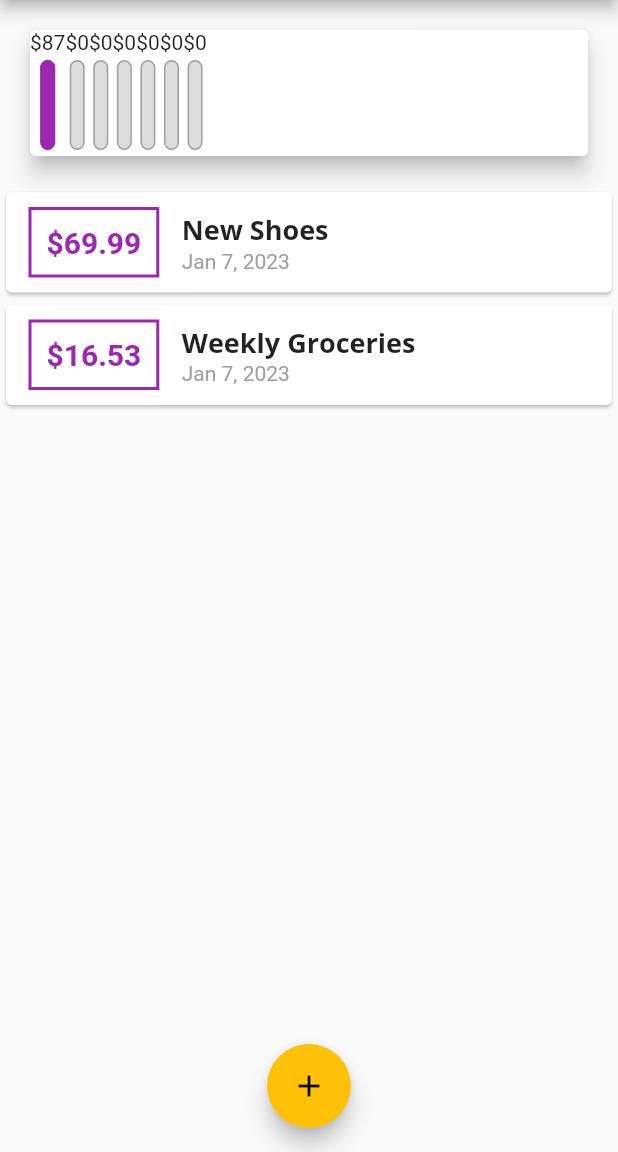
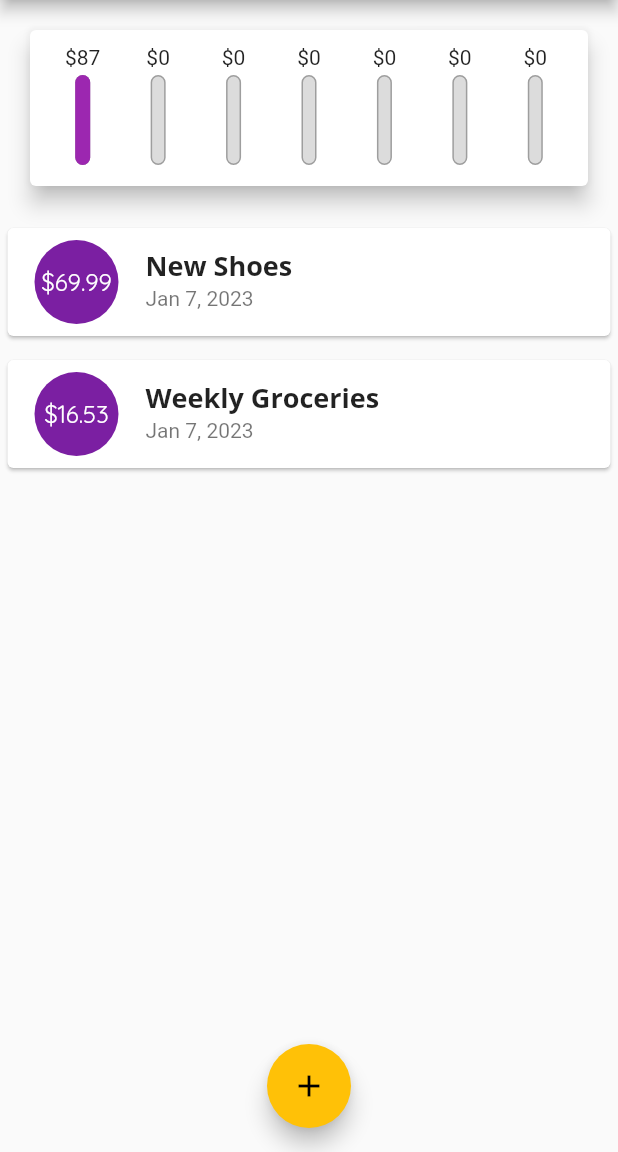
Before and after one commit to RustambekSafarov/personal_expenses_app, a Flutter app: the screen it shows after launch, on a phone screen of 412 x 824 dp, the part 84-1236 px from its top. Run offline on Flutter 3.47's test engine with Material 2 defaults, Android fonts, the phone set to English and light mode, and no system bars.

Commit message:
almost done

```diff
--- a/lib/widget/chart.dart
+++ b/lib/widget/chart.dart
@@ -38,11 +38,22 @@ class Chart extends StatelessWidget {
     return Card(
       elevation: 6,
       margin: EdgeInsets.all(20),
-      child: Row(
-        children: groupedTransactionValue.map((data) {
-          return ChartBar(data['day'], data['amount'] as double,
-              (data['amount'] as double) / totalSpending);
-        }).toList(),
+      child: Container(
+        padding: EdgeInsets.all(10),
+        child: Row(
+          mainAxisAlignment: MainAxisAlignment.spaceAround,
+          children: groupedTransactionValue.map((data) {
+            return Flexible(
+              fit: FlexFit.tight,
+              child: ChartBar(
+                  data['day'],
+                  data['amount'] as double,
+                  totalSpending == 0
+                      ? 0.0
+                      : (data['amount'] as double) / totalSpending),
+            );
+          }).toList(),
+        ),
       ),
     );
   }
--- a/lib/widget/chart_bar.dart
+++ b/lib/widget/chart_bar.dart
@@ -17,7 +17,7 @@ class ChartBar extends StatelessWidget {
   Widget build(BuildContext context) {
     return Column(
       children: [
-        Text('\$${spendingAmount.toStringAsFixed(0)}'),
+        FittedBox(child: Text('\$${spendingAmount.toStringAsFixed(0)}')),
         SizedBox(
           height: 4,
         ),
--- a/lib/widget/new_transaction.dart
+++ b/lib/widget/new_transaction.dart
@@ -42,7 +42,7 @@ class _NewTransactionState extends State<NewTransaction> {
             TextField(
               decoration: InputDecoration(labelText: 'Title'),
               controller: titleController,
-              onSubmitted: (_) => submitData,
+              onSubmitted: (_) => submitData(),
               // onChanged: (val) {
               //   titleInput = val;
               // },
@@ -51,7 +51,7 @@ class _NewTransactionState extends State<NewTransaction> {
               decoration: InputDecoration(labelText: 'Amount'),
               keyboardType: TextInputType.number,
               controller: amountController,
-              onSubmitted: (_) => submitData,
+              onSubmitted: (_) => submitData(),
               // onChanged: (val) => amountInput = val,
             ),
             TextButton(
@@ -63,7 +63,6 @@ class _NewTransactionState extends State<NewTransaction> {
                       ? double.parse(amountController.text)
                       : Text('No data!'),
                 );
-                Navigator.of(context).pop();
               },
             ),
           ],
--- a/lib/widget/transaction_list.dart
+++ b/lib/widget/transaction_list.dart
@@ -30,47 +30,67 @@ class TransactionList extends StatelessWidget {
           : ListView.builder(
               itemBuilder: (ctx, index) {
                 return Card(
-                  child: Row(
-                    children: <Widget>[
-                      Container(
-                        margin: EdgeInsets.symmetric(
-                          vertical: 10,
-                          horizontal: 15,
-                        ),
-                        decoration: BoxDecoration(
-                          border: Border.all(
-                            color: Theme.of(context).primaryColor,
-                            width: 2,
-                          ),
-                        ),
-                        padding: EdgeInsets.all(10),
-                        child: Text(
-                          '\$${transactions[index].amount.toStringAsFixed(2)}',
-                          style: TextStyle(
-                            fontWeight: FontWeight.bold,
-                            fontSize: 20,
-                            color: Theme.of(context).primaryColor,
-                          ),
-                        ),
+                  margin: EdgeInsets.symmetric(vertical: 8, horizontal: 5),
+                  child: ListTile(
+                    leading: CircleAvatar(
+                      radius: 30,
+                      child: Padding(
+                        padding: const EdgeInsets.all(6.0),
+                        child: FittedBox(
+                            child: Text(
+                                '\$${transactions[index].amount.toStringAsFixed(2)}')),
                       ),
-                      Column(
-                        crossAxisAlignment: CrossAxisAlignment.start,
-                        children: <Widget>[
-                          Text(
-                            transactions[index].title,
-                            style: Theme.of(context).textTheme.headline6,
-                          ),
-                          Text(
-                            DateFormat.yMMMd().format(transactions[index].date),
-                            style: TextStyle(
-                              color: Colors.grey,
-                            ),
-                          ),
-                        ],
-                      ),
-                    ],
+                    ),
+                    title: Text(
+                      transactions[index].title,
+                      style: Theme.of(context).textTheme.headline6,
+                    ),
+                    subtitle: Text(
+                        DateFormat.yMMMd().format(transactions[index].date)),
                   ),
                 );
+                // Card(
+                //   child: Row(
+                //     children: <Widget>[
+                //       Container(
+                //         margin: EdgeInsets.symmetric(
+                //           vertical: 10,
+                //           horizontal: 15,
+                //         ),
+                //         decoration: BoxDecoration(
+                //           border: Border.all(
+                //             color: Theme.of(context).primaryColor,
+                //             width: 2,
+                //           ),
+                //         ),
+                //         padding: EdgeInsets.all(10),
+                //         child: Text(
+                //           '\$${transactions[index].amount.toStringAsFixed(2)}',
+                //           style: TextStyle(
+                //             fontWeight: FontWeight.bold,
+                //             fontSize: 20,
+                //             color: Theme.of(context).primaryColor,
+                //           ),
+                //         ),
+                //       ),
+                //       Column(
+                //         crossAxisAlignment: CrossAxisAlignment.start,
+                //         children: <Widget>[
+                //           Text(
+                //             transactions[index].title,
+                //             style: Theme.of(context).textTheme.headline6,
+                //           ),
+                //           Text(
+                //             DateFormat.yMMMd().format(transactions[index].date),
+                //             style: TextStyle(
+                //               color: Colors.grey,
+                //             ),
+                //           ),
+                //         ],
+                //       ),
+                //     ],
+                //   ),
+                // );
               },
               itemCount: transactions.length,
             ),
```
